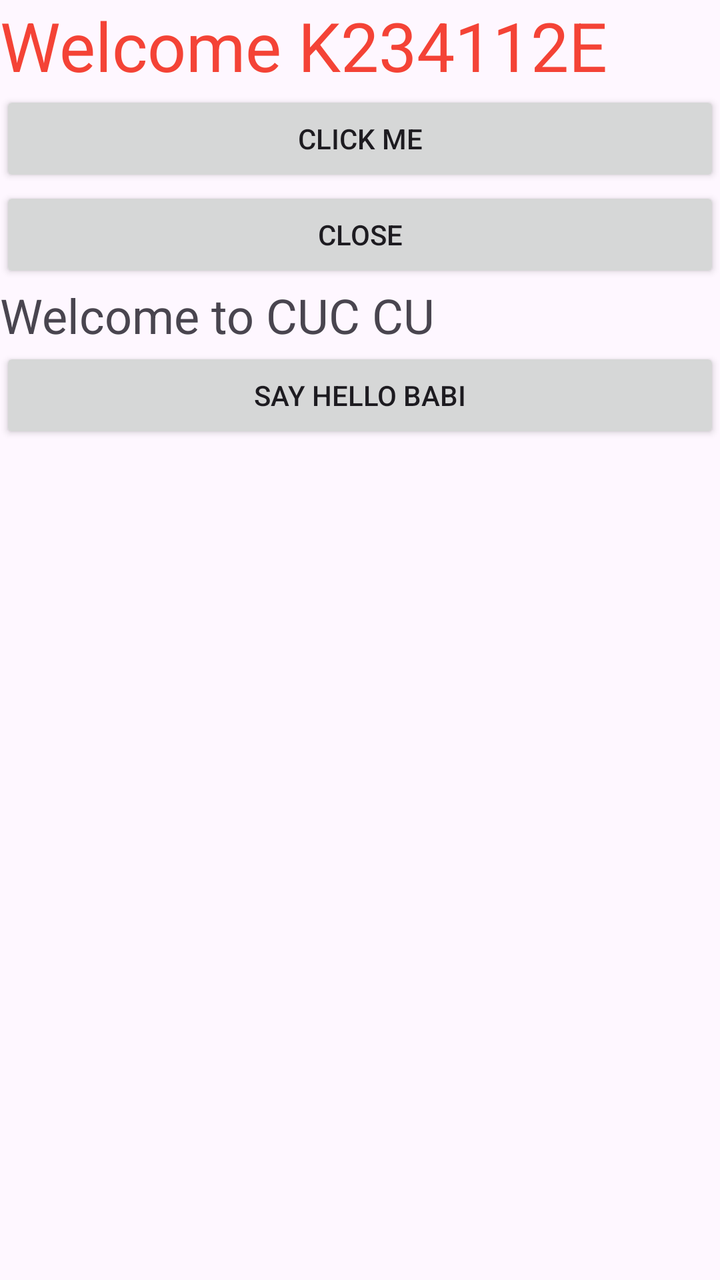
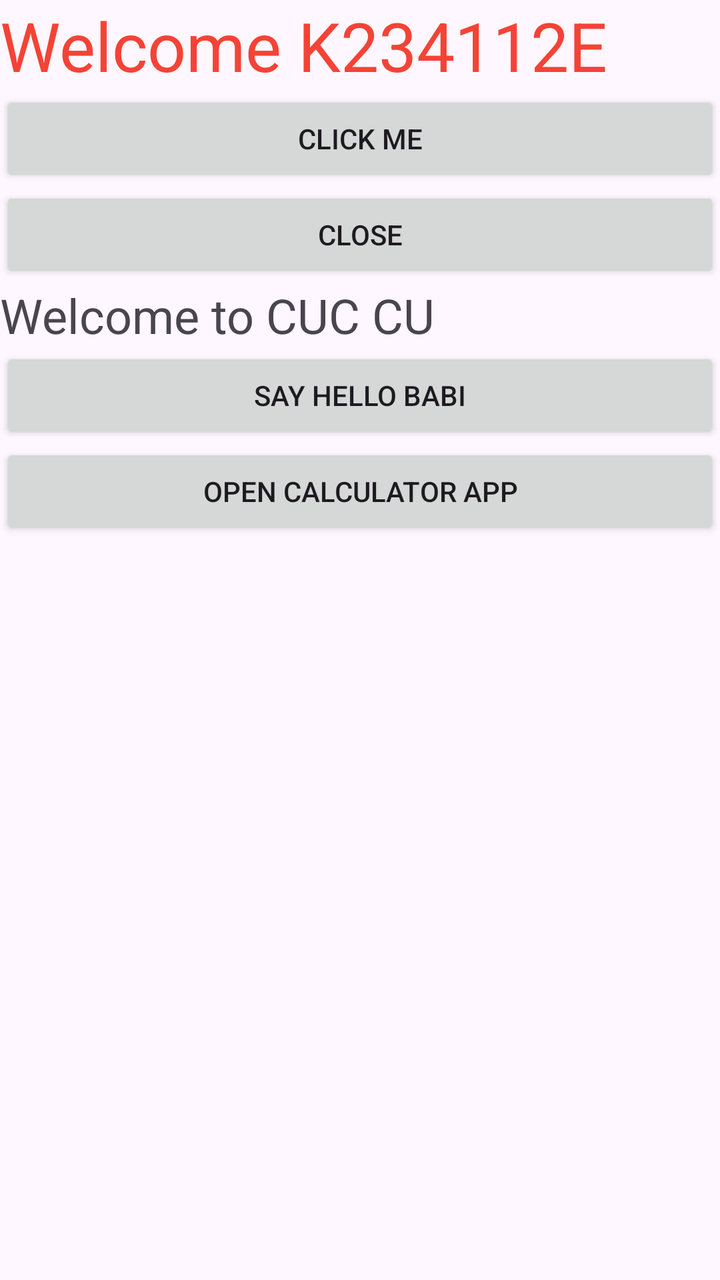

Compare the two renders of this Android layout. The source of the first and the diff that turns it into the second are given below.
<!-- AndroidManifest.xml: application theme Theme.K234112EApp -->
<!-- res/layout/activity_main.xml -->
<?xml version="1.0" encoding="utf-8"?>
<LinearLayout xmlns:android="http://schemas.android.com/apk/res/android"
    xmlns:app="http://schemas.android.com/apk/res-auto"
    xmlns:tools="http://schemas.android.com/tools"
    android:id="@+id/main"
    android:layout_width="match_parent"
    android:layout_height="match_parent"
    android:orientation="vertical"
    tools:context=".MainActivity">

    <TextView
        android:layout_width="wrap_content"
        android:layout_height="wrap_content"
        android:text="Welcome K234112E"
        android:textColor="#F44336"
        android:textSize="34sp" />

    <Button
        android:onClick="say_hello"
        android:id="@+id/button"
        android:layout_width="match_parent"
        android:layout_height="wrap_content"
        android:text="Click me" />

    <Button
        android:onClick="close_app"
        android:layout_width="match_parent"
        android:layout_height="wrap_content"
        android:text="Close"
        />

    <TextView
        android:id="@+id/textView"
        android:layout_width="match_parent"
        android:layout_height="wrap_content"
        android:text="@string/str_welcome"
        android:textSize="24sp" />

    <Button
        android:onClick="click_say_hello"
        android:id="@+id/button2"
        android:layout_width="match_parent"
        android:layout_height="wrap_content"
        android:text="@string/str_clickme_to_say_hello" />
</LinearLayout>
<!-- resources referenced by this layout -->
<resources>
  <string name="str_clickme_to_say_hello">Say Hello babi</string>
  <string name="str_welcome">Welcome to CUC CU</string>
  <style name="Theme.K234112EApp" parent="Base.Theme.K234112EApp" />
  <style name="Base.Theme.K234112EApp" parent="Theme.Material3.DayNight.NoActionBar">
          
          
      </style>
</resources>

<!-- the commit's change to res/layout/activity_main.xml (unified diff, before → after) -->
@@ -8,38 +8,55 @@
     android:orientation="vertical"
     tools:context=".MainActivity">
 
-    <TextView
-        android:layout_width="wrap_content"
-        android:layout_height="wrap_content"
-        android:text="Welcome K234112E"
-        android:textColor="#F44336"
-        android:textSize="34sp" />
+    <ScrollView
+        android:layout_width="match_parent"
+        android:layout_height="match_parent">
 
-    <Button
-        android:onClick="say_hello"
-        android:id="@+id/button"
-        android:layout_width="match_parent"
-        android:layout_height="wrap_content"
-        android:text="Click me" />
+        <LinearLayout
+            android:layout_width="match_parent"
+            android:layout_height="wrap_content"
+            android:orientation="vertical" >
 
-    <Button
-        android:onClick="close_app"
-        android:layout_width="match_parent"
-        android:layout_height="wrap_content"
-        android:text="Close"
-        />
+            <TextView
+                android:layout_width="wrap_content"
+                android:layout_height="wrap_content"
+                android:text="Welcome K234112E"
+                android:textColor="#F44336"
+                android:textSize="34sp" />
 
-    <TextView
-        android:id="@+id/textView"
-        android:layout_width="match_parent"
-        android:layout_height="wrap_content"
-        android:text="@string/str_welcome"
-        android:textSize="24sp" />
+            <Button
+                android:id="@+id/button"
+                android:layout_width="match_parent"
+                android:layout_height="wrap_content"
+                android:onClick="say_hello"
+                android:text="Click me" />
 
-    <Button
-        android:onClick="click_say_hello"
-        android:id="@+id/button2"
-        android:layout_width="match_parent"
-        android:layout_height="wrap_content"
-        android:text="@string/str_clickme_to_say_hello" />
+            <Button
+                android:layout_width="match_parent"
+                android:layout_height="wrap_content"
+                android:onClick="close_app"
+                android:text="Close" />
+
+            <TextView
+                android:id="@+id/textView"
+                android:layout_width="match_parent"
+                android:layout_height="wrap_content"
+                android:text="@string/str_welcome"
+                android:textSize="24sp" />
+
+            <Button
+                android:id="@+id/button2"
+                android:layout_width="match_parent"
+                android:layout_height="wrap_content"
+                android:onClick="click_say_hello"
+                android:text="@string/str_clickme_to_say_hello" />
+
+            <Button
+                android:onClick="openCalculatorApp"
+                android:id="@+id/button3"
+                android:layout_width="match_parent"
+                android:layout_height="wrap_content"
+                android:text="@string/str_open_calculator_app" />
+        </LinearLayout>
+    </ScrollView>
 </LinearLayout>
<!-- resource entries referenced after the edit -->
@@ -1,6 +1,7 @@
 <!-- resources referenced by this layout -->
 <resources>
   <string name="str_clickme_to_say_hello">Say Hello babi</string>
+  <string name="str_open_calculator_app">Open Calculator App</string>
   <string name="str_welcome">Welcome to CUC CU</string>
   <style name="Theme.K234112EApp" parent="Base.Theme.K234112EApp" />
   <style name="Base.Theme.K234112EApp" parent="Theme.Material3.DayNight.NoActionBar">
